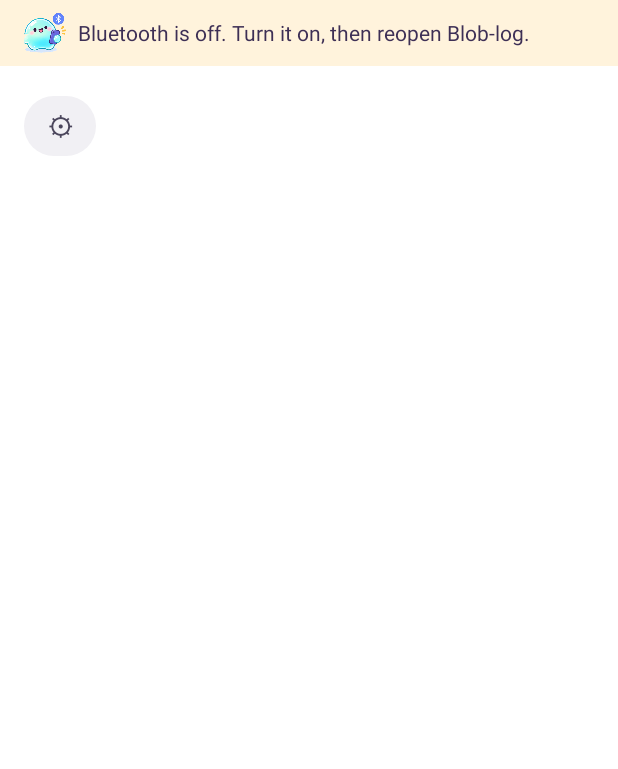
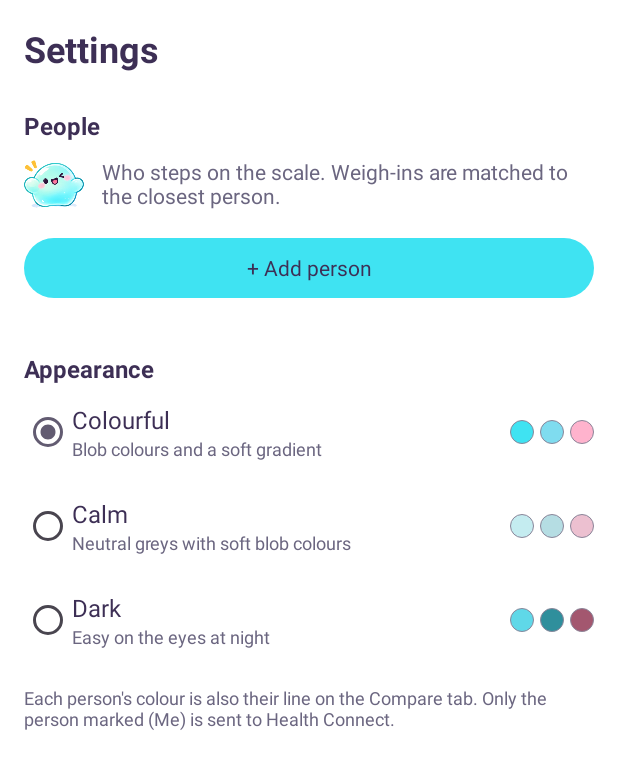
Before and after one commit to lowjenhui/bloblog, an Android app: the screen it shows after launch (MainActivity before the commit, SettingsActivity after it), after a tap on an icon or button, on a phone screen of 412 x 824 dp. Shown: the top 769 px of the screen. Run offline under Robolectric (Android 15) with nearby library versions, the phone set to English and light mode, and no system bars; libraries missing offline, so code that uses them is left out: androidx.health.connect; 2 statements that could not run were skipped.

Commit message:
feat: settings with people and appearance
Settings from the gear: People (avatars, (Me), add/edit with backfill and
matched snackbar, HC-unavailable note) and Appearance (Colourful/Calm/Dark,
applied immediately; Home recreates keeping tab, range and month).

Co-Authored-By: Claude Opus 5.5 <noreply@anthropic.com>

```diff
--- a/app/src/main/AndroidManifest.xml
+++ b/app/src/main/AndroidManifest.xml
@@ -21,6 +21,8 @@
                 <category android:name="android.intent.category.LAUNCHER" />
             </intent-filter>
         </activity>
+
+        <activity android:name=".SettingsActivity" android:exported="false" android:label="Settings" />
 
         <activity android:name=".PrivacyActivity" android:exported="true" android:label="Privacy">
             <intent-filter>
--- a/app/src/main/java/app/bloblog/MainActivity.kt
+++ b/app/src/main/java/app/bloblog/MainActivity.kt
@@ -30,11 +30,12 @@ import java.util.Locale
 class MainActivity : ComponentActivity() {
     private val zone = ZoneId.systemDefault()
     private val dayFmt = java.time.format.DateTimeFormatter.ofPattern("EEE d MMM", Locale.ENGLISH)
+    internal var createdTheme = AppTheme.COLOURFUL
     private var setupShowing = false
     private var askedNotifications = false
     private var hcAvailable = false
     private var hcConnected = false
-    private var tab = 0L // person id; -1 is Compare (Task 8)
+    internal var tab = 0L // person id; -1 is Compare (Task 8)
     internal var range = Range.MONTH
     private var month: YearMonth? = null
     private var shownPts = emptyList<Pt>()
@@ -54,6 +55,7 @@ class MainActivity : ComponentActivity() {
 
     override fun onCreate(savedInstanceState: Bundle?) {
         applyAppTheme()
+        createdTheme = ThemePrefs.get(this)
         super.onCreate(savedInstanceState)
         setContentView(R.layout.activity_main)
         val list = findViewById<RecyclerView>(R.id.list)
@@ -97,6 +99,8 @@ class MainActivity : ComponentActivity() {
     // shortcut: the page refreshes only when the screen is opened or resumed (live updates are a later task).
     override fun onResume() {
         super.onResume()
+        // Settings changed the theme: recreate so the new theme applies; tab/range/month come back via savedInstanceState.
+        if (ThemePrefs.get(this) != createdTheme) return recreate()
         scanState = Scanner.start(this)
         render()
         lifecycleScope.launch { HealthConnect.syncPending(this@MainActivity); checkHc(); render() }
@@ -183,7 +187,7 @@ class MainActivity : ComponentActivity() {
             text = "⚙"; textSize = 18f; gravity = Gravity.CENTER
             setTextColor(token(R.attr.bl_onGrey)); fill(R.attr.bl_surfaceGrey, 20, inset = true)
             contentDescription = "Settings"
-            setOnClickListener { } // Task 9
+            setOnClickListener { startActivity(Intent(this@MainActivity, SettingsActivity::class.java)) }
             row.addView(this, LinearLayout.LayoutParams(dp(48), dp(48)))
         }
     }
@@ -254,6 +258,8 @@ class MainActivity : ComponentActivity() {
         val form = LinearLayout(this).apply {
             orientation = LinearLayout.VERTICAL
             setPadding(dp(16), dp(16), dp(16), 0)
+            addView(ImageView(this@MainActivity).apply { setImageResource(R.drawable.blob_wave); importantForAccessibility = View.IMPORTANT_FOR_ACCESSIBILITY_NO },
+                LinearLayout.LayoutParams(dp(64), dp(64)).apply { gravity = Gravity.CENTER_HORIZONTAL })
             addView(name); addView(weight)
         }
         val dialog = AlertDialog.Builder(this)
--- /dev/null
+++ b/app/src/main/java/app/bloblog/SettingsActivity.kt
@@ -0,0 +1,143 @@
+package app.bloblog
+
+import android.os.Bundle
+import android.text.InputType
+import android.view.ContextThemeWrapper
+import android.view.Gravity
+import android.view.View
+import android.widget.EditText
+import android.widget.ImageView
+import android.widget.LinearLayout
+import android.widget.RadioButton
+import android.widget.ScrollView
+import android.widget.TextView
+import androidx.activity.ComponentActivity
+import com.google.android.material.dialog.MaterialAlertDialogBuilder
+import java.util.Locale
+
+/** Settings: People and Appearance (spec §5.3). */
+class SettingsActivity : ComponentActivity() {
+    private val rows = RowActions(this) {}
+    private lateinit var col: LinearLayout
+
+    override fun onCreate(savedInstanceState: Bundle?) {
+        applyAppTheme()
+        super.onCreate(savedInstanceState)
+        col = LinearLayout(this).apply { orientation = LinearLayout.VERTICAL; setPadding(dp(16), dp(16), dp(16), dp(16)) }
+        setContentView(ScrollView(this).apply { addView(col) })
+        render()
+    }
+
+    private fun render() {
+        col.removeAllViews()
+        val db = Db(this)
+        val people = db.people()
+        col.addView(text("Settings", 24f, R.attr.bl_text, bold = true))
+
+        col.addView(text("People", 16f, R.attr.bl_text, bold = true), lp(top = 24))
+        val intro = LinearLayout(this).apply { gravity = Gravity.CENTER_VERTICAL }
+        intro.addView(ImageView(this).apply { setImageResource(R.drawable.blob_wave); importantForAccessibility = View.IMPORTANT_FOR_ACCESSIBILITY_NO },
+            LinearLayout.LayoutParams(dp(40), dp(40)).apply { marginEnd = dp(12) })
+        intro.addView(text("Who steps on the scale. Weigh-ins are matched to the closest person.", 14f, R.attr.bl_textMuted))
+        col.addView(intro, lp(top = 8))
+        val hcAvailable = HealthConnect.client(this) != null
+        people.forEachIndexed { i, p ->
+            col.addView(personRow(p, db.startWeight(p.id), hcAvailable))
+            if (i < people.lastIndex) col.addView(View(this).apply { fill(R.attr.bl_divider) }, LinearLayout.LayoutParams(-1, dp(1)))
+        }
+        if (people.size < 2) col.addView(text("+ Add person", 14f, R.attr.bl_onSelect).apply {
+            gravity = Gravity.CENTER; fill(R.attr.bl_select, 20, inset = true)
+            setOnClickListener { editPerson(null) }
+        }, LinearLayout.LayoutParams(-1, dp(48)).apply { topMargin = dp(12) })
+
+        col.addView(text("Appearance", 16f, R.attr.bl_text, bold = true), lp(top = 32))
+        val current = ThemePrefs.get(this)
+        for ((t, desc) in listOf(AppTheme.COLOURFUL to "Blob colours and a soft gradient", AppTheme.CALM to "Neutral greys with soft blob colours", AppTheme.DARK to "Easy on the eyes at night")) {
+            col.addView(themeRow(t, desc, t == current))
+        }
+        col.addView(text("Each person's colour is also their line on the Compare tab. Only the person marked (Me) is sent to Health Connect.", 12f, R.attr.bl_textMuted), lp(top = 12))
+    }
+
+    private fun personRow(p: Person, startCenti: Int, hcAvailable: Boolean): View {
+        val row = LinearLayout(this).apply {
+            gravity = Gravity.CENTER_VERTICAL; setPadding(0, dp(16), 0, dp(16))
+            setOnClickListener { editPerson(p) }
+        }
+        row.addView(text(initials(p.name), 14f, p.textAttr(), bold = true).apply {
+            gravity = Gravity.CENTER; fill(if (p.order == 0) R.attr.bl_ownerTint else R.attr.bl_secondTint, 20)
+        }, LinearLayout.LayoutParams(dp(40), dp(40)).apply { marginEnd = dp(12) })
+        val lines = LinearLayout(this).apply { orientation = LinearLayout.VERTICAL }
+        lines.addView(text(p.name + if (p.isMe) " (Me)" else "", 16f, R.attr.bl_text).apply {
+            if (p.isMe) text = android.text.SpannableStringBuilder(p.name).append(" (Me)").also {
+                it.setSpan(android.text.style.ForegroundColorSpan(token(R.attr.bl_textMuted)), p.name.length, it.length, 0)
+            }
+        })
+        lines.addView(text(when { !p.isMe -> "Saved in Blob-log only"; hcAvailable -> "Sent to Health Connect"; else -> "Health Connect isn't available on this phone" }, 12f, R.attr.bl_textMuted))
+        lines.addView(text("Started at %.2f kg".format(Locale.ROOT, startCenti / 100.0), 12f, R.attr.bl_textMuted))
+        row.addView(lines, LinearLayout.LayoutParams(0, -2, 1f))
+        row.addView(text("›", 18f, R.attr.bl_textMuted))
+        return row
+    }
+
+    private fun themeRow(t: AppTheme, desc: String, selected: Boolean): View {
+        val row = LinearLayout(this).apply {
+            gravity = Gravity.CENTER_VERTICAL; setPadding(0, dp(12), 0, dp(12))
+            setOnClickListener { ThemePrefs.set(this@SettingsActivity, t); recreate() }
+        }
+        row.addView(RadioButton(this).apply { isChecked = selected; isClickable = false })
+        val lines = LinearLayout(this).apply { orientation = LinearLayout.VERTICAL }
+        lines.addView(text(t.name.lowercase().replaceFirstChar { it.uppercase() }, 16f, R.attr.bl_text))
+        lines.addView(text(desc, 12f, R.attr.bl_textMuted))
+        row.addView(lines, LinearLayout.LayoutParams(0, -2, 1f))
+        val themed = ContextThemeWrapper(this, t.style) // dots show that theme's colours on any background
+        for (attr in listOf(R.attr.bl_select, R.attr.bl_ownerDot, R.attr.bl_secondDot)) {
+            row.addView(View(this).apply {
+                background = android.graphics.drawable.GradientDrawable().apply {
+                    shape = android.graphics.drawable.GradientDrawable.OVAL
+                    setColor(themed.token(attr)); setStroke(dp(1), 0xFF8A8599.toInt())
+                }
+            }, LinearLayout.LayoutParams(dp(16), dp(16)).apply { marginStart = dp(4) })
+        }
+        return row
+    }
+
+    /** [p] null adds a person. The owner stays the owner (spec §9). */
+    private fun editPerson(p: Person?) {
+        val name = EditText(this).apply { hint = "Name"; setText(p?.name ?: "") }
+        val weight = EditText(this).apply {
+            hint = "Starting weight (kg)"
+            inputType = InputType.TYPE_CLASS_NUMBER or InputType.TYPE_NUMBER_FLAG_DECIMAL
+            if (p != null) setText("%.2f".format(Locale.ROOT, Db(this@SettingsActivity).startWeight(p.id) / 100.0))
+        }
+        val form = LinearLayout(this).apply { orientation = LinearLayout.VERTICAL; setPadding(dp(24), dp(8), dp(24), 0); addView(name); addView(weight) }
+        val dialog = MaterialAlertDialogBuilder(this)
+            .setTitle(if (p == null) "Add person" else "Edit person")
+            .setView(form)
+            .setNegativeButton("Cancel", null)
+            .setPositiveButton("Save", null) // real handler below, so invalid input keeps the dialog open
+            .show()
+        dialog.getButton(android.app.AlertDialog.BUTTON_POSITIVE).setOnClickListener {
+            val kg = weight.text.toString().replace(',', '.').toDoubleOrNull()
+            when {
+                name.text.isBlank() -> name.error = "Enter a name."
+                kg == null || kg < 20 || kg > 250 -> weight.error = "Enter a weight between 20 and 250 kg."
+                else -> {
+                    val db = Db(this); val n = name.text.toString().trim(); val centi = Math.round(kg * 100).toInt()
+                    dialog.dismiss()
+                    if (p != null) db.updatePerson(p.id, n, centi) else {
+                        db.addPerson(n, centi, isMe = false)
+                        db.backfill(db.people().last().id).takeIf { it > 0 }?.let { rows.showMatched(it, n) }
+                    }
+                    render()
+                }
+            }
+        }
+    }
+
+    private fun lp(top: Int) = LinearLayout.LayoutParams(-1, -2).apply { topMargin = dp(top) }
+
+    private fun text(t: String, size: Float, attr: Int, bold: Boolean = false) = TextView(this).apply {
+        text = t; textSize = size; setTextColor(token(attr))
+        if (bold) setTypeface(typeface, android.graphics.Typeface.BOLD)
+    }
+}
```
Also changed, not shown: 1 other file.
